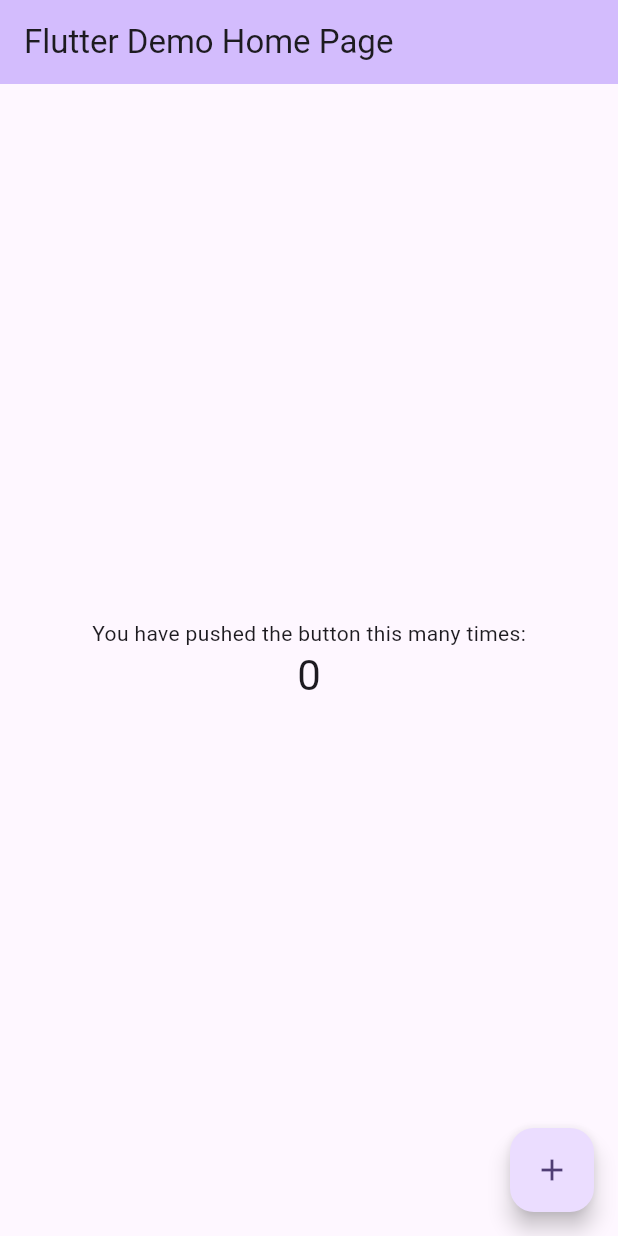
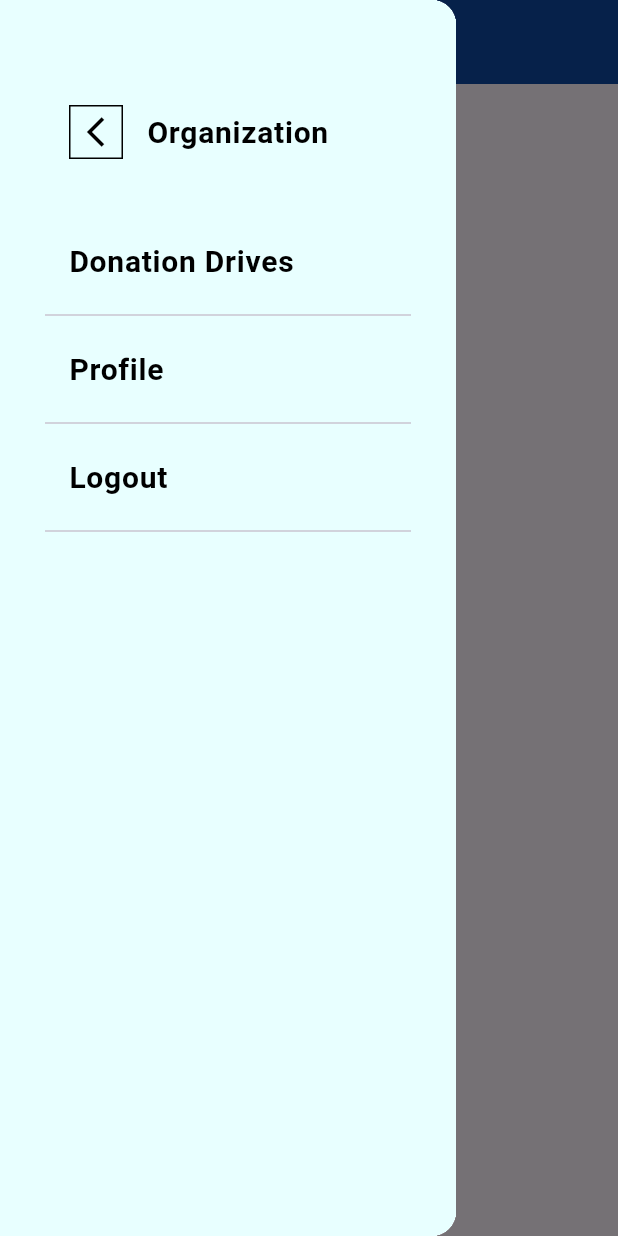
Before and after one commit to jvcerezo/cmsc23-project, a Flutter app: the screen it shows after launch, with the side drawer open (before the commit the screen has no drawer), on a phone screen of 412 x 824 dp. Run offline on Flutter 3.47's test engine with Material 3 defaults, Android fonts, the phone set to English and light mode, and no system bars.

Commit message:
implemented base organization home page with app drawer

```diff
--- a/elbigayan/lib/main.dart
+++ b/elbigayan/lib/main.dart
@@ -1,3 +1,4 @@
+import 'package:elbigayan/pages/organization/orghome_page.dart';
 import 'package:flutter/material.dart';
 
 void main() {
@@ -7,119 +8,18 @@
 class MyApp extends StatelessWidget {
   const MyApp({super.key});
 
-  // This widget is the root of your application.
   @override
   Widget build(BuildContext context) {
     return MaterialApp(
-      title: 'Flutter Demo',
+      debugShowCheckedModeBanner: false,
+      title: 'ELBIgayan',
+      initialRoute: '/',
+      routes: {
+        '/': (context) => const OrganizationHomePage(),
+      },
       theme: ThemeData(
-        // This is the theme of your application.
-        //
-        // TRY THIS: Try running your application with "flutter run". You'll see
-        // the application has a purple toolbar. Then, without quitting the app,
-        // try changing the seedColor in the colorScheme below to Colors.green
-        // and then invoke "hot reload" (save your changes or press the "hot
-        // reload" button in a Flutter-supported IDE, or press "r" if you used
-        // the command line to start the app).
-        //
-        // Notice that the counter didn't reset back to zero; the application
-        // state is not lost during the reload. To reset the state, use hot
-        // restart instead.
-        //
-        // This works for code too, not just values: Most code changes can be
-        // tested with just a hot reload.
-        colorScheme: ColorScheme.fromSeed(seedColor: Colors.deepPurple),
-        useMaterial3: true,
+        primarySwatch: Colors.blue,
       ),
-      home: const MyHomePage(title: 'Flutter Demo Home Page'),
     );
   }
 }
-
-class MyHomePage extends StatefulWidget {
-  const MyHomePage({super.key, required this.title});
-
-  // This widget is the home page of your application. It is stateful, meaning
-  // that it has a State object (defined below) that contains fields that affect
-  // how it looks.
-
-  // This class is the configuration for the state. It holds the values (in this
-  // case the title) provided by the parent (in this case the App widget) and
-  // used by the build method of the State. Fields in a Widget subclass are
-  // always marked "final".
-
-  final String title;
-
-  @override
-  State<MyHomePage> createState() => _MyHomePageState();
-}
-
-class _MyHomePageState extends State<MyHomePage> {
-  int _counter = 0;
-
-  void _incrementCounter() {
-    setState(() {
-      // This call to setState tells the Flutter framework that something has
-      // changed in this State, which causes it to rerun the build method below
-      // so that the display can reflect the updated values. If we changed
-      // _counter without calling setState(), then the build method would not be
-      // called again, and so nothing would appear to happen.
-      _counter++;
-    });
-  }
-
-  @override
-  Widget build(BuildContext context) {
-    // This method is rerun every time setState is called, for instance as done
-    // by the _incrementCounter method above.
-    //
-    // The Flutter framework has been optimized to make rerunning build methods
-    // fast, so that you can just rebuild anything that needs updating rather
-    // than having to individually change instances of widgets.
-    return Scaffold(
-      appBar: AppBar(
-        // TRY THIS: Try changing the color here to a specific color (to
-        // Colors.amber, perhaps?) and trigger a hot reload to see the AppBar
-        // change color while the other colors stay the same.
-        backgroundColor: Theme.of(context).colorScheme.inversePrimary,
-        // Here we take the value from the MyHomePage object that was created by
-        // the App.build method, and use it to set our appbar title.
-        title: Text(widget.title),
-      ),
-      body: Center(
-        // Center is a layout widget. It takes a single child and positions it
-        // in the middle of the parent.
-        child: Column(
-          // Column is also a layout widget. It takes a list of children and
-          // arranges them vertically. By default, it sizes itself to fit its
-          // children horizontally, and tries to be as tall as its parent.
-          //
-          // Column has various properties to control how it sizes itself and
-          // how it positions its children. Here we use mainAxisAlignment to
-          // center the children vertically; the main axis here is the vertical
-          // axis because Columns are vertical (the cross axis would be
-          // horizontal).
-          //
-          // TRY THIS: Invoke "debug painting" (choose the "Toggle Debug Paint"
-          // action in the IDE, or press "p" in the console), to see the
-          // wireframe for each widget.
-          mainAxisAlignment: MainAxisAlignment.center,
-          children: <Widget>[
-            const Text(
-              'You have pushed the button this many times:',
-            ),
-            Text(
-              '$_counter',
-              style: Theme.of(context).textTheme.headlineMedium,
-            ),
-          ],
-        ),
-      ),
-      floatingActionButton: FloatingActionButton(
-        onPressed: _incrementCounter,
-        tooltip: 'Increment',
-        child: const Icon(Icons.add),
-      ), // This trailing comma makes auto-formatting nicer for build methods.
-    );
-  }
-}
--- /dev/null
+++ b/elbigayan/lib/models/orgappdrawer_model.dart
@@ -0,0 +1,76 @@
+import 'package:flutter/material.dart';
+
+class OrganizationAppDrawer extends StatelessWidget {
+  const OrganizationAppDrawer({Key? key}) : super(key: key);
+
+  @override
+  Widget build(BuildContext context) {
+    const TextStyle defaultTextStyle = TextStyle(
+      color: Colors.black,
+      fontSize: 20.0,
+      fontWeight: FontWeight.bold,
+    );
+    return Drawer(
+      child: Container(
+        color: const Color(0xFFE8FFFF),
+        child: Container(
+          margin: const EdgeInsets.fromLTRB(30, 0, 30, 0),
+          color: const Color(0xFFE8FFFF),
+          child: ListView(padding: EdgeInsets.zero, children: [
+            const SizedBox(
+              height: 60,
+            ),
+            ListTile(
+              leading: GestureDetector(
+                onTap: () {
+                  Navigator.pop(context);
+                },
+                child: Container(
+                  decoration: BoxDecoration(
+                    border: Border.all(color: Colors.black),
+                  ),
+                  padding: const EdgeInsets.all(5.0),
+                  child: const Icon(
+                    Icons.arrow_back_ios_sharp,
+                    color: Colors.black,
+                  ),
+                ),
+              ),
+              title: const Text(
+                'Organization',
+                style: defaultTextStyle, // Apply defaultTextStyle here
+              ),
+            ),
+            const SizedBox(
+              height: 30,
+            ),
+            ListTile(
+              title: const Text(
+                'Donation Drives',
+                style: defaultTextStyle, // Apply defaultTextStyle here
+              ),
+              onTap: () {},
+            ),
+            const Divider(),
+            ListTile(
+              title: const Text(
+                'Profile',
+                style: defaultTextStyle, // Apply defaultTextStyle here
+              ),
+              onTap: () {},
+            ),
+            const Divider(),
+            ListTile(
+              title: const Text(
+                'Logout',
+                style: defaultTextStyle, // Apply defaultTextStyle here
+              ),
+              onTap: () {},
+            ),
+            const Divider(),
+          ]),
+        ),
+      ),
+    );
+  }
+}
--- /dev/null
+++ b/elbigayan/lib/pages/organization/orghome_page.dart
@@ -0,0 +1,27 @@
+import 'package:elbigayan/models/orgappdrawer_model.dart';
+import 'package:flutter/material.dart';
+
+class OrganizationHomePage extends StatefulWidget {
+  const OrganizationHomePage({super.key});
+
+  @override
+  State<OrganizationHomePage> createState() => _OrganizationHomePageState();
+}
+
+class _OrganizationHomePageState extends State<OrganizationHomePage> {
+  @override
+  Widget build(BuildContext context) {
+    return Scaffold(
+      drawer: const OrganizationAppDrawer(),
+      appBar: AppBar(
+        title: const Text(
+          "List of Donations",
+          style: TextStyle(color: Colors.white, fontWeight: FontWeight.bold),
+        ),
+        backgroundColor: Colors.blue[900],
+        iconTheme: const IconThemeData(color: Colors.white),
+      ),
+    );
+  }
+
+}
```
